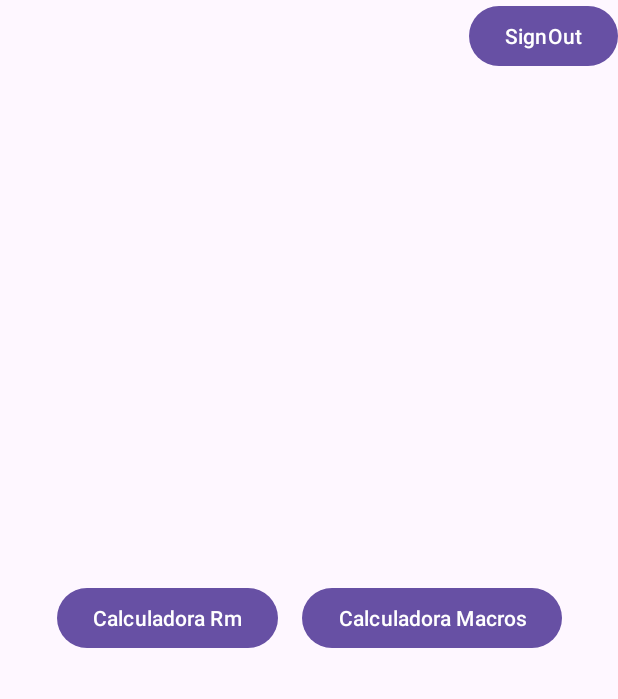
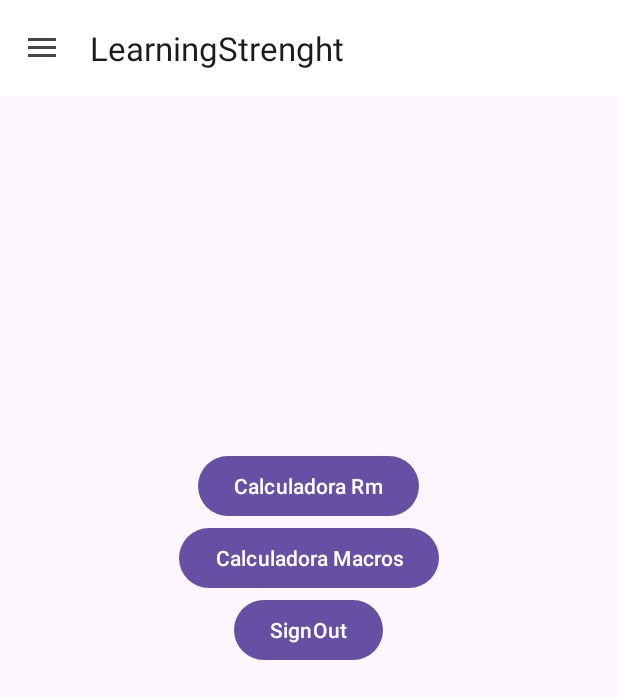
Before and after one commit to Hjklks11/LearningStrenght, an Android app: the screen it shows after launch once a user with an empty profile is signed in (PantallaPrincipal), on a phone screen of 412 x 824 dp. Shown: the top 699 px of the screen. Run offline under Robolectric (Android 15) with nearby library versions, the phone set to English and light mode, and no system bars; our stand-ins replace Firebase (no records; nobody signed in at launch, a user with empty details on screens opened directly).

Commit message:
Menu lateral 1

```diff
--- a/app/src/main/java/com/example/learningstrenght/PantallaPrincipal.java
+++ b/app/src/main/java/com/example/learningstrenght/PantallaPrincipal.java
@@ -3,11 +3,15 @@ package com.example.learningstrenght;
 import static android.content.ContentValues.TAG;
 
 import androidx.annotation.NonNull;
+import androidx.appcompat.app.ActionBarDrawerToggle;
 import androidx.appcompat.app.AppCompatActivity;
+import androidx.appcompat.widget.Toolbar;
+import androidx.drawerlayout.widget.DrawerLayout;
 
 import android.content.Intent;
 import android.os.Bundle;
 import android.util.Log;
+import android.view.MenuItem;
 import android.view.View;
 import android.widget.Button;
 import android.widget.Toast;
@@ -18,11 +22,15 @@ import com.example.learningstrenght.login.MainActivity;
 import com.google.android.gms.tasks.OnCompleteListener;
 import com.google.android.gms.tasks.OnFailureListener;
 import com.google.android.gms.tasks.Task;
+import com.google.android.material.navigation.NavigationView;
 import com.google.firebase.auth.AuthResult;
 import com.google.firebase.auth.FirebaseAuth;
 import com.google.firebase.auth.FirebaseUser;
 
-public class PantallaPrincipal extends AppCompatActivity {
+public class PantallaPrincipal extends AppCompatActivity implements NavigationView.OnNavigationItemSelectedListener {
+    private Toolbar toolbar;
+    private DrawerLayout drawerLayout;
+    private NavigationView navigationView;
     Button signOut, calculadoraRm, calculadoraMacros;
     FirebaseAuth mAuth;
 
@@ -33,9 +41,31 @@ public class PantallaPrincipal extends AppCompatActivity {
 
         mAuth = FirebaseAuth.getInstance();
 
+        toolbar = findViewById(R.id.toolbarPantallaPrincipal);
+        setSupportActionBar(toolbar);
+
+        drawerLayout = findViewById(R.id.layoutPantallaPrincipal);
+        navigationView = findViewById(R.id.navViewPantallaPrincipal);
+
+        ActionBarDrawerToggle actionBarDrawerToggle = new ActionBarDrawerToggle(
+            this, drawerLayout, toolbar, R.string.openNavDrawer, R.string.closeNavDrawer
+        );
+
+        drawerLayout.addDrawerListener(actionBarDrawerToggle);
+        actionBarDrawerToggle.syncState();
+        navigationView.setNavigationItemSelectedListener(this);
+
+        findViewById();
+        listenersBotones();
+    }
+
+    private void findViewById() {
         signOut = findViewById(R.id.btnSignOutPantallaPrincipal);
         calculadoraRm = findViewById(R.id.btnCalculadoraRmPantallaPrincipal);
         calculadoraMacros = findViewById(R.id.btnCalculadoraMacrosPantallaPrincipal);
+    }
+
+    private void listenersBotones() {
         signOut.setOnClickListener(new View.OnClickListener() {
             @Override
             public void onClick(View view) {
@@ -56,6 +86,7 @@ public class PantallaPrincipal extends AppCompatActivity {
             }
         });
     }
+
     @Override
     protected void onStart() {
         super.onStart();
@@ -83,4 +114,14 @@ public class PantallaPrincipal extends AppCompatActivity {
             }
         });
     }
+
+    @Override
+    public boolean onNavigationItemSelected(@NonNull MenuItem item) {
+        return false;
+    }
+
+    @Override
+    public void onPointerCaptureChanged(boolean hasCapture) {
+        super.onPointerCaptureChanged(hasCapture);
+    }
 }
--- a/app/src/main/res/layout/activity_pantalla_principal.xml
+++ b/app/src/main/res/layout/activity_pantalla_principal.xml
@@ -1,34 +1,49 @@
 <?xml version="1.0" encoding="utf-8"?>
-<androidx.constraintlayout.widget.ConstraintLayout xmlns:android="http://schemas.android.com/apk/res/android"
+<androidx.drawerlayout.widget.DrawerLayout xmlns:android="http://schemas.android.com/apk/res/android"
     xmlns:app="http://schemas.android.com/apk/res-auto"
     xmlns:tools="http://schemas.android.com/tools"
     android:layout_width="match_parent"
     android:layout_height="match_parent"
     android:orientation="vertical"
-    tools:context=".PantallaPrincipal">
+    tools:context=".PantallaPrincipal"
+    android:id="@+id/layoutPantallaPrincipal">
 
-    <Button
-        android:id="@+id/btnSignOutPantallaPrincipal"
+    <androidx.coordinatorlayout.widget.CoordinatorLayout
+        android:layout_width="match_parent"
+        android:layout_height="match_parent">
+
+        <com.google.android.material.appbar.AppBarLayout
+            android:layout_width="match_parent"
+            android:layout_height="wrap_content">
+            <com.google.android.material.appbar.MaterialToolbar
+                android:id="@+id/toolbarPantallaPrincipal"
+                android:layout_width="match_parent"
+                android:layout_height="?attr/actionBarSize"
+                android:background="@color/white"/>
+        </com.google.android.material.appbar.AppBarLayout>
+
+    </androidx.coordinatorlayout.widget.CoordinatorLayout>
+
+    <com.google.android.material.navigation.NavigationView
+        android:id="@+id/navViewPantallaPrincipal"
+        android:layout_width="wrap_content"
+        android:layout_height="match_parent"
+        app:menu="@menu/nav_menu"
+        android:layout_gravity="start"
+        app:headerLayout="@layout/nav_header_layout"/>
+
+    <LinearLayout
+        android:id="@+id/linearLayout2"
         android:layout_width="wrap_content"
         android:layout_height="wrap_content"
-        android:text="SignOut"
-        app:layout_constraintEnd_toEndOf="parent"
-        app:layout_constraintTop_toTopOf="parent" />
-
-    <LinearLayout
-        android:layout_width="wrap_content"
-        android:layout_height="wrap_content"
-        android:orientation="horizontal"
-        app:layout_constraintBottom_toBottomOf="parent"
-        app:layout_constraintEnd_toEndOf="parent"
-        app:layout_constraintStart_toStartOf="parent"
-        app:layout_constraintTop_toTopOf="parent">
+        android:gravity="center_horizontal"
+        android:orientation="vertical"
+        android:translationY="300dp">
 
         <Button
             android:id="@+id/btnCalculadoraRmPantallaPrincipal"
             android:layout_width="wrap_content"
             android:layout_height="wrap_content"
-            android:layout_marginRight="16dp"
             android:text="Calculadora Rm" />
 
         <Button
@@ -36,6 +51,12 @@
             android:layout_width="wrap_content"
             android:layout_height="wrap_content"
             android:text="Calculadora Macros" />
+
+        <Button
+            android:id="@+id/btnSignOutPantallaPrincipal"
+            android:layout_width="wrap_content"
+            android:layout_height="wrap_content"
+            android:text="SignOut" />
     </LinearLayout>
 
-</androidx.constraintlayout.widget.ConstraintLayout>
+</androidx.drawerlayout.widget.DrawerLayout>
--- /dev/null
+++ b/app/src/main/res/menu/nav_menu.xml
@@ -0,0 +1,35 @@
+<?xml version="1.0" encoding="utf-8"?>
+<menu xmlns:android="http://schemas.android.com/apk/res/android">
+
+    <item android:title="Rutinas">
+        <menu>
+            <item android:title="Mis rutinas"
+                android:icon="@drawable/outline_check_24"/>
+            <item android:title="Rutinas guardadas"
+                android:icon="@drawable/outline_check_24"/>
+            <item android:title="Rutinas predeterminadas"
+                android:icon="@drawable/outline_check_24"/>
+
+        </menu>
+    </item>
+
+    <item android:title="Calculadoras">
+        <menu>
+            <item android:title="Calculadora Rm"
+                android:icon="@drawable/baseline_calculate_24"/>
+            <item android:title="Calculadora Macros"
+                android:icon="@drawable/baseline_calculate_24"/>
+
+        </menu>
+    </item>
+
+    <item android:title="App">
+        <menu>
+            <item android:title="Settings"
+                android:icon="@drawable/baseline_person_outline_24"/>
+            <item android:title="Log Out"
+                android:icon="@drawable/baseline_person_outline_24"/>
+        </menu>
+    </item>
+
+</menu>
--- a/app/src/main/res/values/strings.xml
+++ b/app/src/main/res/values/strings.xml
@@ -1,5 +1,9 @@
 <resources>
     <string name="app_name">LearningStrenght</string>
+
+    <!-- Navigation Drawer Pantalla Principal -->
+    <string name="openNavDrawer">Navigation Drawer Open</string>
+    <string name="closeNavDrawer">Navigation Drawer Close</string>
 
     <!-- Spinner seleccion deporte activity_register_data -->
     <string name="promptDeporte">Selecciona tu deporte</string>
```
Also changed, not shown: app/src/main/res/layout/nav_header_layout.xml (added, +47 -0 lines).
